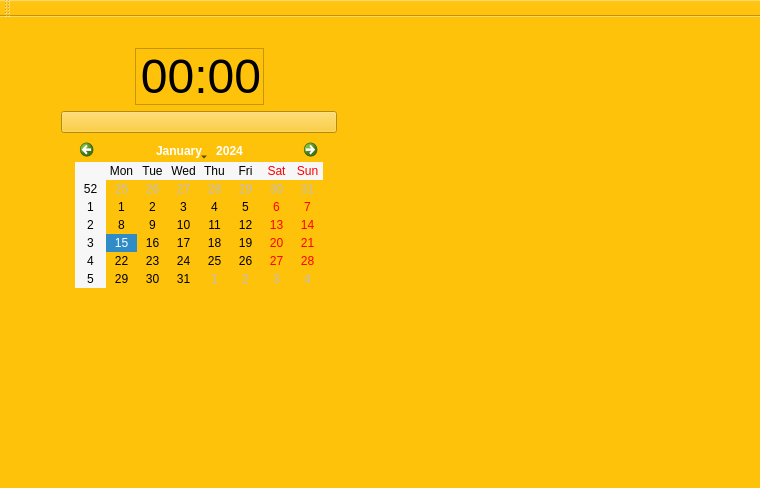
First picture: the form in MattyNotes/mattynotes.ui, repository MattyMatiss/MattyNotesOld, before the edit.
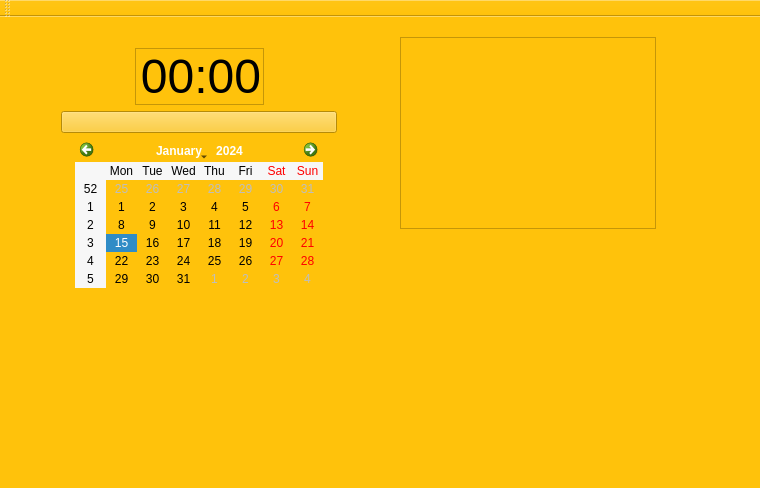
Second picture: the form after the edit.

The edit to the form file:
```diff
--- a/MattyNotes/mattynotes.ui
+++ b/MattyNotes/mattynotes.ui
@@ -96,6 +96,16 @@
      </item>
     </layout>
    </widget>
+   <widget class="QTableView" name="tableView">
+    <property name="geometry">
+     <rect>
+      <x>400</x>
+      <y>20</y>
+      <width>256</width>
+      <height>192</height>
+     </rect>
+    </property>
+   </widget>
   </widget>
   <widget class="QMenuBar" name="menuBar">
    <property name="geometry">
```
